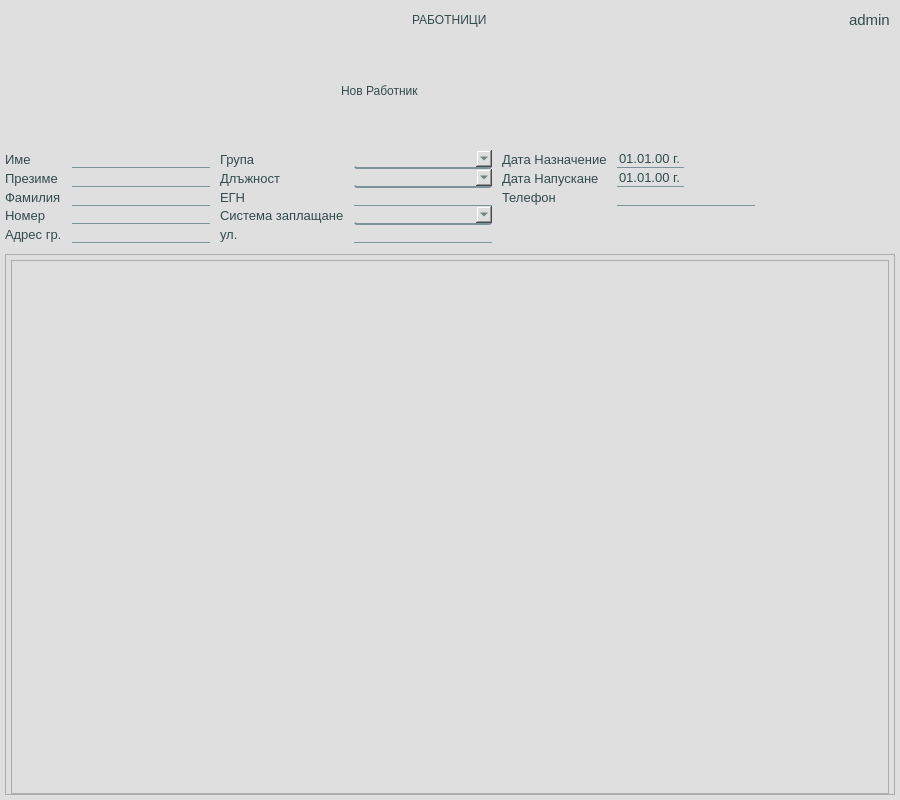
The window that app/ui/widgets/customWorkersWidget.ui (DevilPhp/WorkSalary.v01) describes before a commit, drawn with Qt 5.
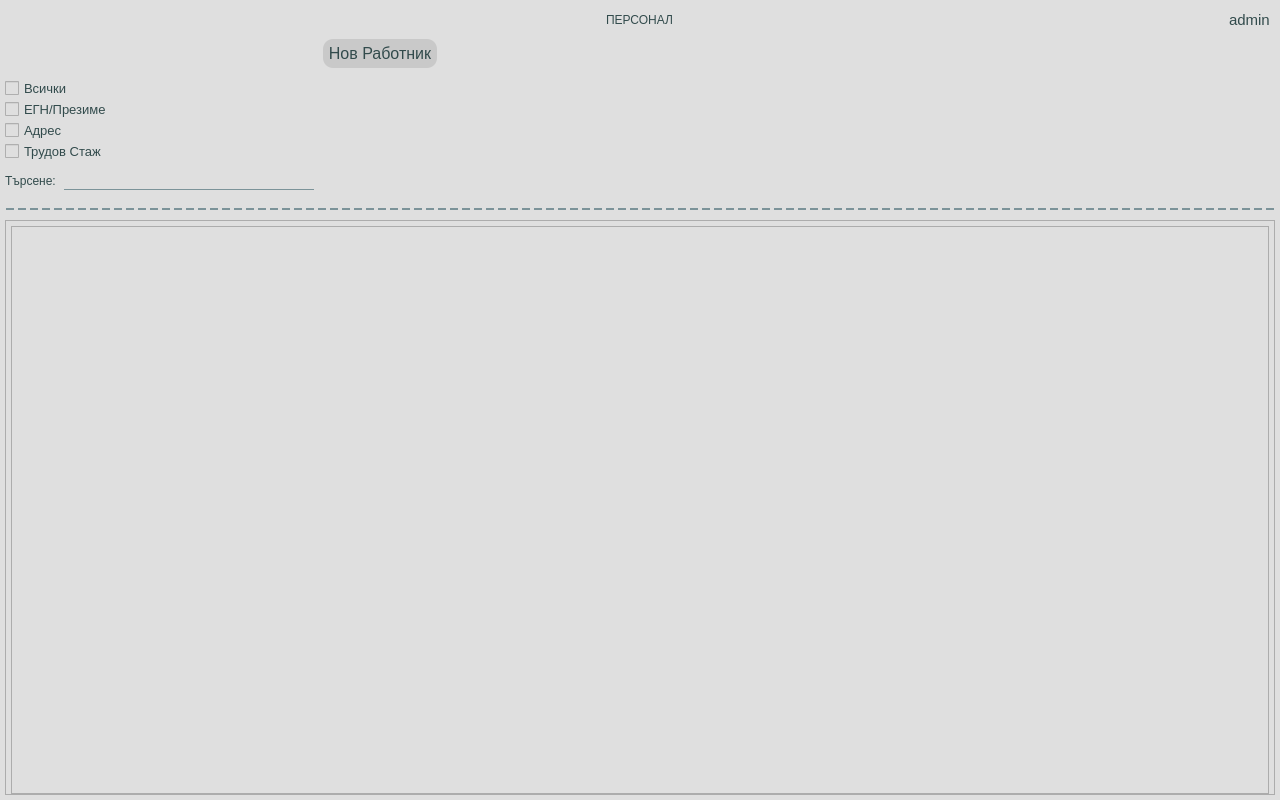
The same window after the commit. Icons and pictures are not drawn.

What changed in the file:
```diff
--- a/app/ui/widgets/customWorkersWidget.ui
+++ b/app/ui/widgets/customWorkersWidget.ui
@@ -6,7 +6,7 @@
    <rect>
     <x>0</x>
     <y>0</y>
-    <width>900</width>
+    <width>1280</width>
     <height>800</height>
    </rect>
   </property>
@@ -47,6 +47,20 @@
 	background-color: #aeaeae;
 }
 
+QMenu {
+	border: 1px solid #aeaeae;
+	border-radius: 5px;
+}
+
+QMenu::item {
+	padding: 5px;
+}
+
+QMenu::item:selected {
+	background-color: #aeaeae;
+	padding-left: 7px;
+}
+
 #addNewTimePaperBtn {
 	font-size: 11pt;
 }
@@ -62,22 +76,6 @@
 	border-bottom: 1px solid #7c9399;
 }
 
-#statusBar {
-	border: 1px solid #7c9399;
-}
-#statusBar *{
-	font-size: 9pt;
-}
-
-#avrTimePerPiece, #totalSelectedPieces, #totalSelectedTime, #totalSelectedRows, #totalViewRows, #totalWorkingMins,
-#piecesForProdLineEdit, #piecesProducedLineEdit {
-	font-weight: 700;
-}
-
-#modelHolder QLabel, #newModelInfoHolder * , #widget_11 *{
-	font-size: 10pt;
-}
-
 #calStartBtn, #calLeavingBtn {
 	background-color: #dfdfdf;
 	padding: 0px;
@@ -95,11 +93,6 @@
 	background-color: #dfdfdf;
 }
 
-#refreshShiftsBtn {
-	padding: 0px;
-	background-color: #dfdfdf;
-}
-
 #usernameLabel {
 	font-size: 11pt;
 }
@@ -114,7 +107,7 @@
 
 QComboBox{
 	background-color: #dfdfdf;
-	border-bottom: 2px solid #7c9399;
+	border-bottom: 1px solid #7c9399;
 	border-radius: 3px;
 }
 
@@ -163,7 +156,7 @@
     <widget class="QWidget" name="widget" native="true">
      <layout class="QVBoxLayout" name="verticalLayout_4">
       <property name="spacing">
-       <number>10</number>
+       <number>5</number>
       </property>
       <property name="leftMargin">
        <number>0</number>
@@ -219,7 +212,7 @@
          <item alignment="Qt::AlignHCenter">
           <widget class="QLabel" name="pageTitle">
            <property name="text">
-            <string>РАБОТНИЦИ</string>
+            <string>ПЕРСОНАЛ</string>
            </property>
           </widget>
          </item>
@@ -285,7 +278,7 @@
         <property name="minimumSize">
          <size>
           <width>750</width>
-          <height>200</height>
+          <height>0</height>
          </size>
         </property>
         <layout class="QVBoxLayout" name="verticalLayout_2">
@@ -323,7 +316,7 @@
              <number>0</number>
             </property>
             <item>
-             <widget class="QLabel" name="label">
+             <widget class="QPushButton" name="addNewWorkerBtn">
               <property name="text">
                <string>Нов Работник</string>
               </property>
@@ -334,6 +327,12 @@
          </item>
          <item>
           <widget class="QWidget" name="widget_3" native="true">
+           <property name="minimumSize">
+            <size>
+             <width>0</width>
+             <height>0</height>
+            </size>
+           </property>
            <layout class="QVBoxLayout" name="verticalLayout_3">
             <property name="spacing">
              <number>0</number>
@@ -351,175 +350,47 @@
              <number>0</number>
             </property>
             <item>
-             <layout class="QGridLayout" name="gridLayout">
-              <property name="horizontalSpacing">
-               <number>10</number>
-              </property>
-              <item row="0" column="2">
-               <widget class="QLabel" name="label_6">
+             <widget class="QCheckBox" name="allCheckBox">
                 <property name="text">
-                 <string>Група</string>
+               <string>Всички</string>
                 </property>
                </widget>
               </item>
-              <item row="2" column="3">
-               <widget class="QLineEdit" name="worker_5_EGN"/>
-              </item>
-              <item row="0" column="3">
-               <widget class="QComboBox" name="cehoveComboBox">
-                <property name="focusPolicy">
-                 <enum>Qt::ClickFocus</enum>
-                </property>
-               </widget>
-              </item>
-              <item row="2" column="4">
-               <widget class="QLabel" name="label_12">
+            <item>
+             <widget class="QCheckBox" name="workerEGNCheckBox">
                 <property name="text">
-                 <string>Телефон</string>
+               <string>ЕГН/Презиме</string>
                 </property>
                </widget>
               </item>
-              <item row="1" column="1">
-               <widget class="QLineEdit" name="worker_2_sirname"/>
-              </item>
-              <item row="2" column="2">
-               <widget class="QLabel" name="label_8">
+            <item>
+             <widget class="QCheckBox" name="adressCheckBox">
                 <property name="text">
-                 <string>ЕГН</string>
+               <string>Адрес</string>
                 </property>
                </widget>
               </item>
-              <item row="3" column="1">
-               <widget class="QLineEdit" name="worker_4_number"/>
-              </item>
-              <item row="0" column="1">
-               <widget class="QLineEdit" name="worker_1_name"/>
-              </item>
-              <item row="2" column="0">
-               <widget class="QLabel" name="label_4">
+            <item>
+             <widget class="QCheckBox" name="expCheckBox">
                 <property name="text">
-                 <string>Фамилия</string>
+               <string>Трудов Стаж</string>
                 </property>
                </widget>
               </item>
-              <item row="3" column="0">
-               <widget class="QLabel" name="label_5">
-                <property name="text">
-                 <string>Номер</string>
-                </property>
-               </widget>
-              </item>
-              <item row="1" column="0">
-               <widget class="QLabel" name="label_3">
-                <property name="text">
-                 <string>Презиме</string>
-                </property>
-               </widget>
-              </item>
-              <item row="0" column="5">
+           </layout>
+          </widget>
+         </item>
+         <item alignment="Qt::AlignLeft">
                <widget class="QWidget" name="widget_5" native="true">
-                <layout class="QHBoxLayout" name="horizontalLayout_5">
-                 <property name="spacing">
-                  <number>5</number>
-                 </property>
-                 <property name="leftMargin">
-                  <number>0</number>
-                 </property>
-                 <property name="topMargin">
-                  <number>0</number>
-                 </property>
-                 <property name="rightMargin">
-                  <number>0</number>
-                 </property>
-                 <property name="bottomMargin">
-                  <number>0</number>
-                 </property>
-                 <item>
-                  <widget class="QDateEdit" name="startDateEdit">
-                   <property name="focusPolicy">
-                    <enum>Qt::ClickFocus</enum>
-                   </property>
-                   <property name="displayFormat">
-                    <string>dd.MM.yy 'г.'</string>
-                   </property>
-                  </widget>
-                 </item>
-                 <item alignment="Qt::AlignLeft">
-                  <widget class="QPushButton" name="calStartBtn">
-                   <property name="focusPolicy">
-                    <enum>Qt::NoFocus</enum>
-                   </property>
-                   <property name="text">
-                    <string/>
-                   </property>
-                   <property name="icon">
-                    <iconset resource="../../../resources.qrc">
-                     <normaloff>:/icons/app/assets/icons/Calendar--Streamline-Solar-Broken.svg</normaloff>:/icons/app/assets/icons/Calendar--Streamline-Solar-Broken.svg</iconset>
-                   </property>
-                   <property name="iconSize">
+           <property name="minimumSize">
                     <size>
-                     <width>20</width>
-                     <height>20</height>
-                    </size>
-                   </property>
-                  </widget>
-                 </item>
-                </layout>
-               </widget>
-              </item>
-              <item row="0" column="0">
-               <widget class="QLabel" name="label_2">
-                <property name="text">
-                 <string>Име</string>
-                </property>
-               </widget>
-              </item>
-              <item row="1" column="4">
-               <widget class="QLabel" name="label_9">
-                <property name="text">
-                 <string>Дата Напускане</string>
-                </property>
-               </widget>
-              </item>
-              <item row="2" column="1">
-               <widget class="QLineEdit" name="worker_3_lastname"/>
-              </item>
-              <item row="3" column="3">
-               <widget class="QComboBox" name="paymentTypeComboBox">
-                <property name="focusPolicy">
-                 <enum>Qt::ClickFocus</enum>
-                </property>
-               </widget>
-              </item>
-              <item row="0" column="4">
-               <widget class="QLabel" name="label_10">
-                <property name="text">
-                 <string>Дата Назначение</string>
-                </property>
-               </widget>
-              </item>
-              <item row="3" column="2">
-               <widget class="QLabel" name="label_11">
-                <property name="text">
-                 <string>Система заплащане</string>
-                </property>
-               </widget>
-              </item>
-              <item row="2" column="5">
-               <widget class="QLineEdit" name="worker_6_tel"/>
-              </item>
-              <item row="1" column="3">
-               <widget class="QComboBox" name="positionComboBox">
-                <property name="focusPolicy">
-                 <enum>Qt::ClickFocus</enum>
-                </property>
-               </widget>
-              </item>
-              <item row="1" column="5">
-               <widget class="QWidget" name="widget_6" native="true">
+             <width>0</width>
+             <height>0</height>
+            </size>
+           </property>
                 <layout class="QHBoxLayout" name="horizontalLayout_6">
                  <property name="spacing">
-                  <number>5</number>
+             <number>8</number>
                  </property>
                  <property name="leftMargin">
                   <number>0</number>
@@ -534,73 +405,52 @@
                   <number>0</number>
                  </property>
                  <item>
-                  <widget class="QDateEdit" name="leaveDateEdit">
-                   <property name="focusPolicy">
-                    <enum>Qt::ClickFocus</enum>
-                   </property>
-                   <property name="displayFormat">
-                    <string>dd.MM.yy 'г.'</string>
+             <widget class="QLabel" name="label">
+              <property name="text">
+               <string>Търсене:</string>
                    </property>
                   </widget>
                  </item>
-                 <item alignment="Qt::AlignLeft">
-                  <widget class="QPushButton" name="calLeavingBtn">
-                   <property name="focusPolicy">
-                    <enum>Qt::NoFocus</enum>
-                   </property>
-                   <property name="text">
-                    <string/>
-                   </property>
-                   <property name="icon">
-                    <iconset resource="../../../resources.qrc">
-                     <normaloff>:/icons/app/assets/icons/Calendar--Streamline-Solar-Broken.svg</normaloff>:/icons/app/assets/icons/Calendar--Streamline-Solar-Broken.svg</iconset>
-                   </property>
-                   <property name="iconSize">
+            <item>
+             <widget class="QLineEdit" name="searchLineEdit">
+              <property name="minimumSize">
                     <size>
-                     <width>20</width>
-                     <height>20</height>
-                    </size>
-                   </property>
+                <width>250</width>
+                <height>0</height>
+               </size>
+              </property>
+              <property name="clearButtonEnabled">
+               <bool>true</bool>
+              </property>
                   </widget>
                  </item>
                 </layout>
                </widget>
               </item>
-              <item row="1" column="2">
-               <widget class="QLabel" name="label_7">
-                <property name="text">
-                 <string>Длъжност</string>
-                </property>
-               </widget>
-              </item>
-              <item row="4" column="0">
-               <widget class="QLabel" name="label_13">
-                <property name="text">
-                 <string>Адрес гр.</string>
-                </property>
-               </widget>
-              </item>
-              <item row="4" column="1">
-               <widget class="QLineEdit" name="worker_7_townAdress"/>
-              </item>
-              <item row="4" column="3">
-               <widget class="QLineEdit" name="worker_8_streetAdress"/>
-              </item>
-              <item row="4" column="2">
-               <widget class="QLabel" name="label_14">
-                <property name="text">
-                 <string>ул.</string>
-                </property>
-               </widget>
-              </item>
-             </layout>
-            </item>
-           </layout>
+        </layout>
           </widget>
          </item>
         </layout>
        </widget>
       </item>
+   <item>
+    <widget class="QWidget" name="optionsHolder" native="true">
+     <layout class="QVBoxLayout" name="verticalLayout_5">
+      <property name="spacing">
+       <number>0</number>
+      </property>
+      <property name="leftMargin">
+       <number>5</number>
+      </property>
+      <property name="topMargin">
+       <number>5</number>
+      </property>
+      <property name="rightMargin">
+       <number>5</number>
+      </property>
+      <property name="bottomMargin">
+       <number>5</number>
+      </property>
      </layout>
     </widget>
    </item>
@@ -614,8 +464,8 @@
        <rect>
         <x>0</x>
         <y>0</y>
-        <width>888</width>
-        <height>534</height>
+        <width>1268</width>
+        <height>559</height>
        </rect>
       </property>
       <layout class="QVBoxLayout" name="verticalLayout_12">
@@ -636,9 +486,14 @@
        </property>
        <item>
         <widget class="QWidget" name="workersHolder" native="true">
-         <layout class="QVBoxLayout" name="verticalLayout_11">
+         <property name="styleSheet">
+          <string notr="true">* {
+	padding: 0px;
+}</string>
+         </property>
+         <layout class="QHBoxLayout" name="horizontalLayout_5">
           <property name="spacing">
-           <number>5</number>
+           <number>0</number>
           </property>
           <property name="leftMargin">
            <number>5</number>
@@ -661,9 +516,7 @@
              <string notr="true">QHeaderView:section{
 	font: 700 10.5pt &quot;Segoe UI&quot;;
 	background-color: #dfdfdf;
-	padding-left: 10px;
-	padding-top:10px;
-	padding-right:10px;
+	padding: 5px;
 }
 QVerticalView:section{
 	min-height: 30;
@@ -682,6 +535,24 @@
 	background-color: rgba(198, 228, 254, 45);
 }</string>
             </property>
+            <property name="editTriggers">
+             <set>QAbstractItemView::NoEditTriggers</set>
+            </property>
+            <property name="tabKeyNavigation">
+             <bool>false</bool>
+            </property>
+            <property name="alternatingRowColors">
+             <bool>true</bool>
+            </property>
+            <property name="selectionMode">
+             <enum>QAbstractItemView::ExtendedSelection</enum>
+            </property>
+            <property name="selectionBehavior">
+             <enum>QAbstractItemView::SelectRows</enum>
+            </property>
+            <property name="showGrid">
+             <bool>true</bool>
+            </property>
             <property name="cornerButtonEnabled">
              <bool>false</bool>
             </property>
```
Lines whose indentation alone changed are shown as unchanged.
